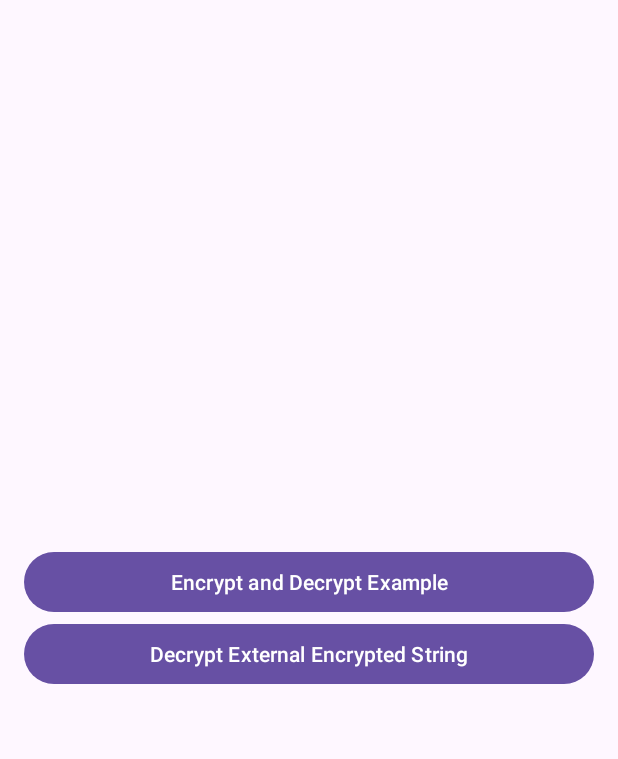
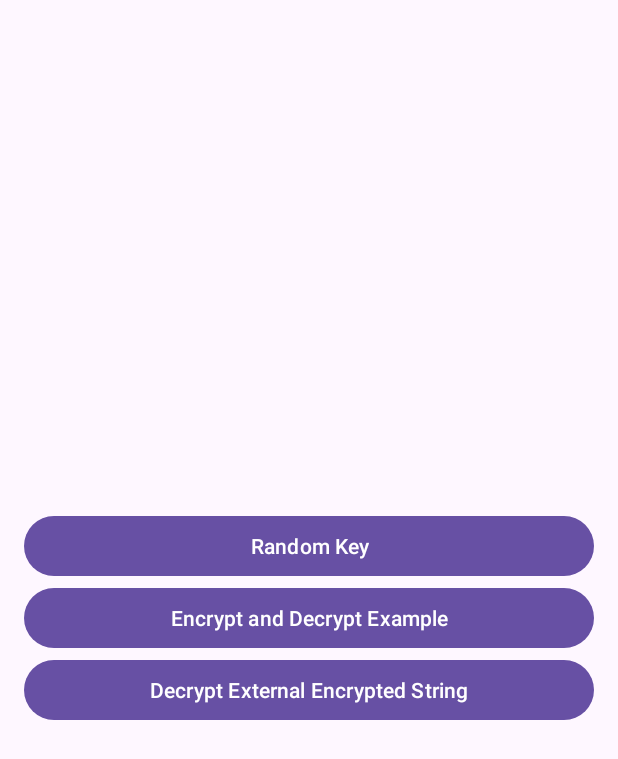
Before and after one commit to Coding-Meet/API-Key-Encrypt-Decrypt-App, an Android app: the screen it shows after launch (MainActivity), after a tap on "Encrypt and Decrypt Example", on a phone screen of 412 x 824 dp. Shown: the top 759 px of the screen. Run offline under Robolectric (Android 15) with nearby library versions, the light colour scheme and no system bars; libraries missing offline, so code that uses them is left out: com.cossacklabs.themis; 10 statements that could not run were skipped.

Commit message:
generate random key

```diff
--- a/app/src/main/java/com/coding/meet/staticencryptdecrypt/MainActivity.kt
+++ b/app/src/main/java/com/coding/meet/staticencryptdecrypt/MainActivity.kt
@@ -11,25 +11,38 @@ class MainActivity : AppCompatActivity() {
         super.onCreate(savedInstanceState)
         setContentView(R.layout.activity_main)
 
+        val randomKeyBtn = findViewById<Button>(R.id.randomKeyBtn)
+        randomKeyBtn.setOnClickListener {
+            val securityManager = SecurityManager()
+
+            // Generate a random key for encryption
+            val randomKey = securityManager.generateRandomKey()
+            Log.d("randomKey", String(randomKey))
+        }
+
 
         val encDecryBtn = findViewById<Button>(R.id.encDecryBtn)
         encDecryBtn.setOnClickListener {
 
             val securityManager = SecurityManager()
 
-            // Generate a random key for encryption
-            val randomKey = securityManager.generateRandomKey()
-            Log.d("randomKey", String(randomKey))
+//            // Generate a random key for encryption
+//            val randomKey = securityManager.generateRandomKey()
+//            Log.d("randomKey", String(randomKey))
+
+            // Replace with actual external key
+            val externalKey = "750GdiCY1GWXzRjH2W9esuGDGAzNNvbVbxfAAAN65mt5WrZwlz49KgpYzFhLQejd".toByteArray(StandardCharsets.UTF_8)
+            Log.d("externalKey",String(externalKey))
 
 
             // Replace with your static string or Api key, URL
-            val valueToEncrypt = "https://github.com/Coding-Meet"
+            val valueToEncrypt = "DevCoding123Meet"
 
             // Encrypt the string using the random key
-            val encryptedString = securityManager.encryptStringWithKey(randomKey,valueToEncrypt)
+            val encryptedString = securityManager.encryptStringWithKey(externalKey,valueToEncrypt)
 
             // Decrypt the Encrypted string using the same random key
-            securityManager.decryptStringWithKey(randomKey,encryptedString)
+            securityManager.decryptStringWithKey(externalKey,encryptedString)
 
 
         }
--- a/app/src/main/res/layout/activity_main.xml
+++ b/app/src/main/res/layout/activity_main.xml
@@ -8,6 +8,12 @@
     android:gravity="center"
     android:layout_margin="16dp"
     tools:context=".MainActivity">
+
+    <Button
+        android:id="@+id/randomKeyBtn"
+        android:layout_width="match_parent"
+        android:text="Random Key"
+        android:layout_height="wrap_content"/>
 
     <Button
         android:id="@+id/encDecryBtn"
```
